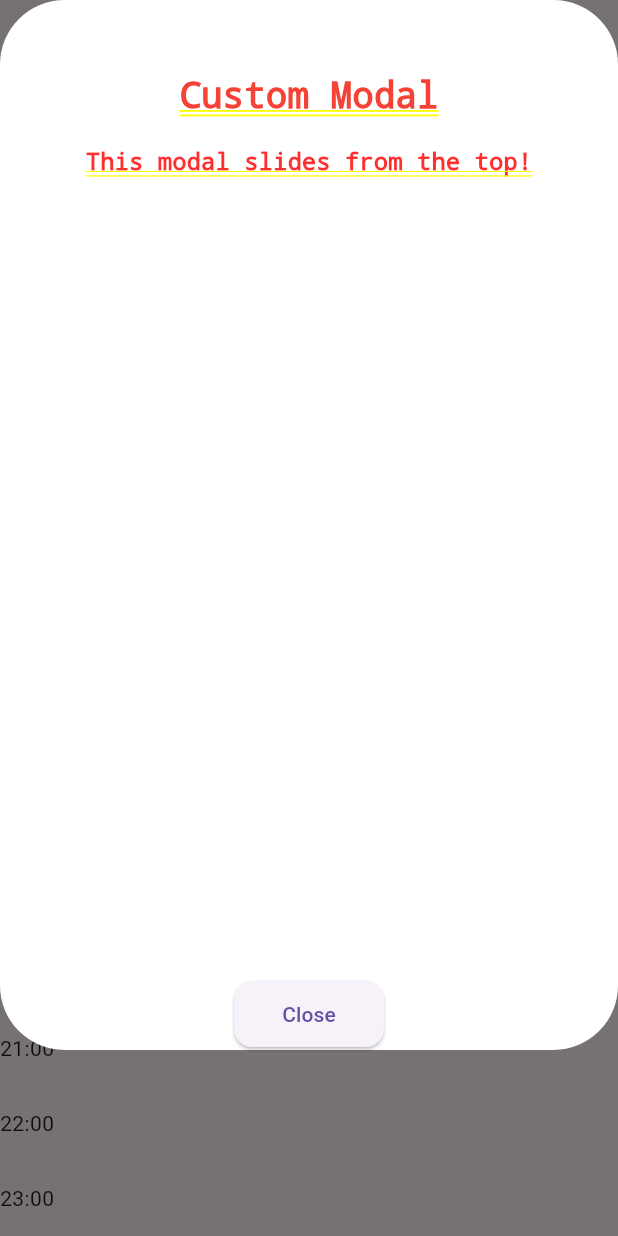
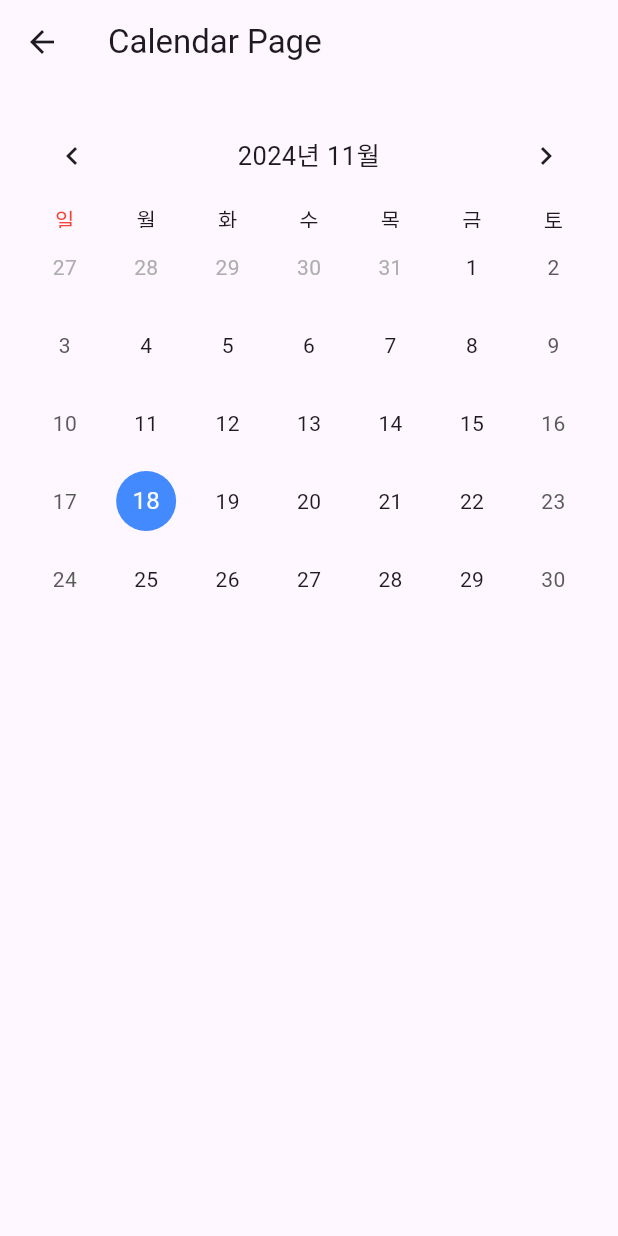
Before and after one commit to qoranreh/climb_leaf2, a Flutter app: the screen it shows after launch, scrolled down 432 dp, after a tap on the "calendar month" icon, on a phone screen of 412 x 824 dp. Run offline on Flutter 3.47's test engine with Material 3 defaults, Android fonts, the phone set to English and light mode, and no system bars; drawn by our look-alikes of table_calendar; our stand-ins replace cloud_firestore; accounts and stored records are empty.

Commit message:
add CalendarPage

```diff
--- a/lib/main.dart
+++ b/lib/main.dart
@@ -1,9 +1,12 @@
 import 'package:flutter/material.dart';
 import 'package:cloud_firestore/cloud_firestore.dart';
 import 'package:cloud_firestore/cloud_firestore.dart';
+import 'package:table_calendar/table_calendar.dart';
+import 'package:intl/date_symbol_data_local.dart';
+import 'package:intl/intl.dart';
 
 void main() {
-  runApp(const MyApp());
+  initializeDateFormatting().then((_) => runApp(MyApp()));
 }
 
 class MyApp extends StatelessWidget {
@@ -12,7 +15,7 @@ class MyApp extends StatelessWidget {
   @override
   Widget build(BuildContext context) {
     return MaterialApp(
-        debugShowCheckedModeBanner: false,
+      debugShowCheckedModeBanner: false,
       home: const TimetablePage(),
     );
   }
@@ -25,15 +28,16 @@ class TimetablePage extends StatefulWidget {
   @override
   State<TimetablePage> createState() => _TimetablePageState();
 }
+
 //타임테이블 페이지 스테이트 관리 - 엥 여기가 다 감싸고 있는데?
 class _TimetablePageState extends State<TimetablePage> {
   //state저장
   final int hoursInDay = 24;
   final List<String> days = ['월', '화', '수', '목', '금', '토', '일'];
   late final PageController pageController;
-  List<List<List<String>>> timetable = List.generate(7, (index) => List.generate(24, (i) => []));
+  List<List<List<String>>> timetable =
+      List.generate(7, (index) => List.generate(24, (i) => []));
   String currentDay = '월';
-
 
   @override
   //initstate? 있었는데 didChangeDepen~ 으로 변경함.
@@ -68,7 +72,8 @@ class _TimetablePageState extends State<TimetablePage> {
     });
   }
 
-  void editTask(BuildContext context, int dayIndex, int hourIndex, int taskIndex) {
+  void editTask(
+      BuildContext context, int dayIndex, int hourIndex, int taskIndex) {
     TextEditingController textController = TextEditingController();
     showDialog(
       context: context,
@@ -83,7 +88,8 @@ class _TimetablePageState extends State<TimetablePage> {
             TextButton(
               onPressed: () {
                 setState(() {
-                  timetable[dayIndex][hourIndex][taskIndex] = textController.text;
+                  timetable[dayIndex][hourIndex][taskIndex] =
+                      textController.text;
                 });
                 Navigator.of(context).pop();
               },
@@ -116,7 +122,6 @@ class _TimetablePageState extends State<TimetablePage> {
     return summary;
   }
 
-
   void showSummaryModal(BuildContext context) {
     Map<String, int> summary = getTaskSummary();
     showModalBottomSheet(
@@ -136,66 +141,18 @@ class _TimetablePageState extends State<TimetablePage> {
     );
   }
 
-  void _showCustomModal(BuildContext context) {
-    showGeneralDialog(
-      context: context,
-      barrierDismissible: true,
-      barrierLabel: MaterialLocalizations.of(context).modalBarrierDismissLabel,
-      barrierColor: Colors.black54, // 배경 색상
-      transitionDuration: const Duration(milliseconds: 300),
-      pageBuilder: (context, animation, secondaryAnimation) {
-        return Align(
-          alignment: Alignment.topCenter,
-          child: Container(
-            height: 700, // 전체 모달창 크기
-            width: MediaQuery.of(context).size.width , // 좌측 여백 설정
-            margin: const EdgeInsets.only(top: 0),
-            padding: const EdgeInsets.only(top:50), // 내부 여백 설정
-            decoration: BoxDecoration(
-              color: Colors.white,
-              borderRadius: BorderRadius.circular(43),
-            ),
-            child: Column(
-              mainAxisAlignment: MainAxisAlignment.spaceBetween,
-              children: [
-                // 제목 및 텍스트 영역
-                Column(
-                  children: [
-                    Text(
-                      "Custom Modal",
-                      style: TextStyle(
-                        fontSize: 24,
-                        fontWeight: FontWeight.bold,
-                        color: Colors.red,
-                      ),
-                    ),
-                    SizedBox(height: 20), // 제목과 문장 사이의 간격
-                    Text(
-                      "This modal slides from the top!",
-                      style: TextStyle(fontSize: 16), // 적절한 폰트 크기 설정
-                      textAlign: TextAlign.center, // 중앙 정렬
-                    ),
-                  ],
-                ),
-                // 버튼 영역
-                ElevatedButton(
-                  onPressed: () => Navigator.of(context).pop(),
-                  style: ElevatedButton.styleFrom(
-                    padding: EdgeInsets.symmetric(horizontal: 32, vertical: 12),
-                    shape: RoundedRectangleBorder(
-                      borderRadius: BorderRadius.circular(12),
-                    ),
-                  ),
-                  child: Text("Close"),
-                ),
-              ],
-            ),
-          ),
-        );
-      },
-      transitionBuilder: (context, animation, secondaryAnimation, child) {
-        final offsetAnimation =
-        Tween<Offset>(begin: Offset(0, -1), end: Offset(0, 0)).animate(animation);
+  PageRouteBuilder _createCalendarPageRoute() {
+    return PageRouteBuilder(
+      pageBuilder: (context, animation, secondaryAnimation) => CalendarPage(),
+      transitionsBuilder: (context, animation, secondaryAnimation, child) {
+        const begin = Offset(0.0, -1.0); // 위에서 아래로
+        const end = Offset.zero;
+        const curve = Curves.easeInOut;
+
+        var tween =
+            Tween(begin: begin, end: end).chain(CurveTween(curve: curve));
+        var offsetAnimation = animation.drive(tween);
+
         return SlideTransition(
           position: offsetAnimation,
           child: child,
@@ -216,9 +173,10 @@ class _TimetablePageState extends State<TimetablePage> {
             onPressed: () => showSummaryModal(context),
           ),
           IconButton(
-            icon: const Icon(Icons.calendar_month),
-              onPressed: () => _showCustomModal(context)),
-
+              icon: const Icon(Icons.calendar_month),
+              onPressed: () {
+                Navigator.of(context).push(_createCalendarPageRoute());
+              }),
         ],
       ),
       body: PageView.builder(
@@ -244,11 +202,14 @@ class _TimetablePageState extends State<TimetablePage> {
                         scrollDirection: Axis.horizontal,
                         itemCount: timetable[dayIndex][hourIndex].length,
                         itemBuilder: (context, taskIndex) {
-                          String task = timetable[dayIndex][hourIndex][taskIndex];
+                          String task =
+                              timetable[dayIndex][hourIndex][taskIndex];
                           return Padding(
-                            padding: const EdgeInsets.symmetric(horizontal: 4.0),
+                            padding:
+                                const EdgeInsets.symmetric(horizontal: 4.0),
                             child: TextButton(
-                              onPressed: () => editTask(context, dayIndex, hourIndex, taskIndex),
+                              onPressed: () => editTask(
+                                  context, dayIndex, hourIndex, taskIndex),
                               child: Text(task),
                             ),
                           );
@@ -262,7 +223,78 @@ class _TimetablePageState extends State<TimetablePage> {
           );
         },
       ),
-
     );
   }
 }
+
+class CalendarPage extends StatelessWidget {
+  @override
+  Widget build(BuildContext context) {
+    return Scaffold(
+      appBar: AppBar(
+        title: Text("Calendar Page"),
+      ),
+      body: Padding(
+        padding: const EdgeInsets.all(16.0),
+        child: TableCalendar(
+          calendarBuilders: CalendarBuilders(dowBuilder: (context, day) {
+            switch (day.weekday) {
+              case 1:
+                return const Center(
+                  child: Text('월'),
+                );
+              case 2:
+                return const Center(
+                  child: Text('화'),
+                );
+              case 3:
+                return const Center(
+                  child: Text('수'),
+                );
+              case 4:
+                return const Center(
+                  child: Text('목'),
+                );
+              case 5:
+                return const Center(
+                  child: Text('금'),
+                );
+              case 6:
+                return const Center(
+                  child: Text('토'),
+                );
+              case 7:
+                return const Center(
+                  child: Text(
+                    '일',
+                    style: TextStyle(color: Colors.red),
+                  ),
+                );
+            }
+          }),
+          firstDay: DateTime.utc(2020, 1, 1),
+          lastDay: DateTime.utc(2030, 12, 31),
+          locale: 'ko-KR',
+          focusedDay: DateTime.now(),
+          calendarStyle: const CalendarStyle(
+            todayDecoration: BoxDecoration(
+              color: Colors.blueAccent,
+              shape: BoxShape.circle,
+            ),
+            selectedDecoration: BoxDecoration(
+              color: Colors.redAccent,
+              shape: BoxShape.circle,
+            ),
+          ),
+          headerStyle: HeaderStyle(
+            formatButtonVisible: false, // 포맷 버튼 숨김
+            titleCentered: true,
+          ),
+          onDaySelected: (selectedDay, focusedDay) {
+            print("Selected day: $selectedDay");
+          },
+        ),
+      ),
+    );
+  }
+}
--- a/pubspec.yaml
+++ b/pubspec.yaml
@@ -29,6 +29,8 @@ environment:
 # versions available, run `flutter pub outdated`.
 dependencies:
   cloud_firestore: ^5.5.0
+  table_calendar: ^3.1.2
+  intl: ^0.19.0
   flutter:
     sdk: flutter
 
```
Also changed, not shown: pubspec.lock.
